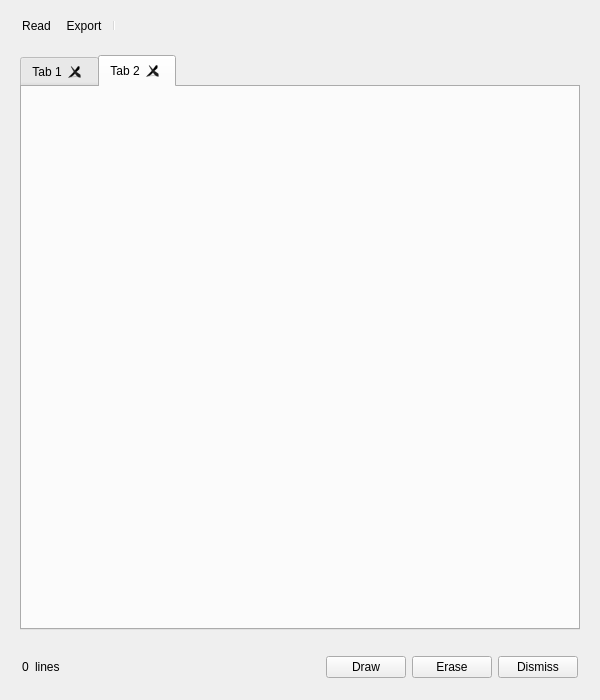
This is specviz/plugins/line_labels/ui/linelists_window.ui in nmearl/specviz as Qt 5 draws it before an edit. The edited form follows.
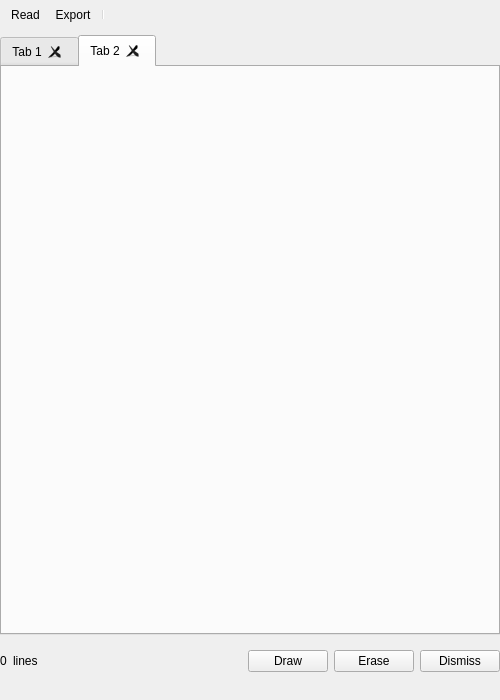
This is the edited form. The open tabs and pages were chosen to show the change. Icons and pictures are not drawn.

Commit message: GUI fine tune.

Diff of the .ui file:
```diff
--- a/specviz/plugins/line_labels/ui/linelists_window.ui
+++ b/specviz/plugins/line_labels/ui/linelists_window.ui
@@ -6,7 +6,7 @@
    <rect>
     <x>0</x>
     <y>0</y>
-    <width>600</width>
+    <width>500</width>
     <height>700</height>
    </rect>
   </property>
@@ -32,8 +32,26 @@
    <string>MainWindow</string>
   </property>
   <layout class="QVBoxLayout" name="verticalLayout_2">
+   <property name="leftMargin">
+    <number>0</number>
+   </property>
+   <property name="topMargin">
+    <number>0</number>
+   </property>
+   <property name="rightMargin">
+    <number>0</number>
+   </property>
+   <property name="bottomMargin">
+    <number>0</number>
+   </property>
    <item>
     <widget class="QToolBar" name="main_toolbar">
+     <property name="sizePolicy">
+      <sizepolicy hsizetype="Expanding" vsizetype="Fixed">
+       <horstretch>0</horstretch>
+       <verstretch>0</verstretch>
+      </sizepolicy>
+     </property>
      <property name="windowTitle">
       <string>Main Tool Bar</string>
      </property>
@@ -62,6 +80,9 @@
    </item>
    <item>
     <layout class="QGridLayout" name="gridLayout_2">
+     <property name="bottomMargin">
+      <number>28</number>
+     </property>
      <item row="0" column="0">
       <layout class="QVBoxLayout" name="verticalLayout">
        <property name="sizeConstraint">
@@ -69,9 +90,36 @@
        </property>
        <item>
         <widget class="QWidget" name="linelist_holder_widget" native="true">
+         <property name="sizePolicy">
+          <sizepolicy hsizetype="Preferred" vsizetype="Preferred">
+           <horstretch>0</horstretch>
+           <verstretch>0</verstretch>
+          </sizepolicy>
+         </property>
+         <property name="minimumSize">
+          <size>
+           <width>400</width>
+           <height>0</height>
+          </size>
+         </property>
          <layout class="QGridLayout" name="gridLayout">
+          <property name="leftMargin">
+           <number>0</number>
+          </property>
+          <property name="topMargin">
+           <number>0</number>
+          </property>
+          <property name="rightMargin">
+           <number>0</number>
+          </property>
           <item row="0" column="0">
            <widget class="QTabWidget" name="tab_widget">
+            <property name="sizePolicy">
+             <sizepolicy hsizetype="Expanding" vsizetype="Expanding">
+              <horstretch>0</horstretch>
+              <verstretch>0</verstretch>
+             </sizepolicy>
+            </property>
             <property name="currentIndex">
              <number>0</number>
             </property>
@@ -101,16 +149,16 @@
         <enum>QLayout::SetMaximumSize</enum>
        </property>
        <property name="leftMargin">
-        <number>11</number>
+        <number>0</number>
        </property>
        <property name="topMargin">
-        <number>11</number>
+        <number>0</number>
        </property>
        <property name="rightMargin">
-        <number>11</number>
+        <number>0</number>
        </property>
        <property name="bottomMargin">
-        <number>11</number>
+        <number>0</number>
        </property>
        <item>
         <widget class="QLabel" name="lines_selected_label">
@@ -141,6 +189,18 @@
        </item>
        <item>
         <widget class="QPushButton" name="draw_button">
+         <property name="sizePolicy">
+          <sizepolicy hsizetype="Preferred" vsizetype="Fixed">
+           <horstretch>0</horstretch>
+           <verstretch>0</verstretch>
+          </sizepolicy>
+         </property>
+         <property name="minimumSize">
+          <size>
+           <width>0</width>
+           <height>0</height>
+          </size>
+         </property>
          <property name="toolTip">
           <string>Draw labels from selected lines.</string>
          </property>
@@ -151,6 +211,18 @@
        </item>
        <item>
         <widget class="QPushButton" name="erase_button">
+         <property name="sizePolicy">
+          <sizepolicy hsizetype="Preferred" vsizetype="Fixed">
+           <horstretch>0</horstretch>
+           <verstretch>0</verstretch>
+          </sizepolicy>
+         </property>
+         <property name="minimumSize">
+          <size>
+           <width>0</width>
+           <height>0</height>
+          </size>
+         </property>
          <property name="toolTip">
           <string>Erase all line labels</string>
          </property>
@@ -161,6 +233,18 @@
        </item>
        <item>
         <widget class="QPushButton" name="dismiss_button">
+         <property name="sizePolicy">
+          <sizepolicy hsizetype="Preferred" vsizetype="Fixed">
+           <horstretch>0</horstretch>
+           <verstretch>0</verstretch>
+          </sizepolicy>
+         </property>
+         <property name="minimumSize">
+          <size>
+           <width>0</width>
+           <height>0</height>
+          </size>
+         </property>
          <property name="toolTip">
           <string>Dismiss (hide) this window</string>
          </property>
```
Left out of the diff: 2 changed lines with no effect on the pictures. The commit also changes 2 other files.
